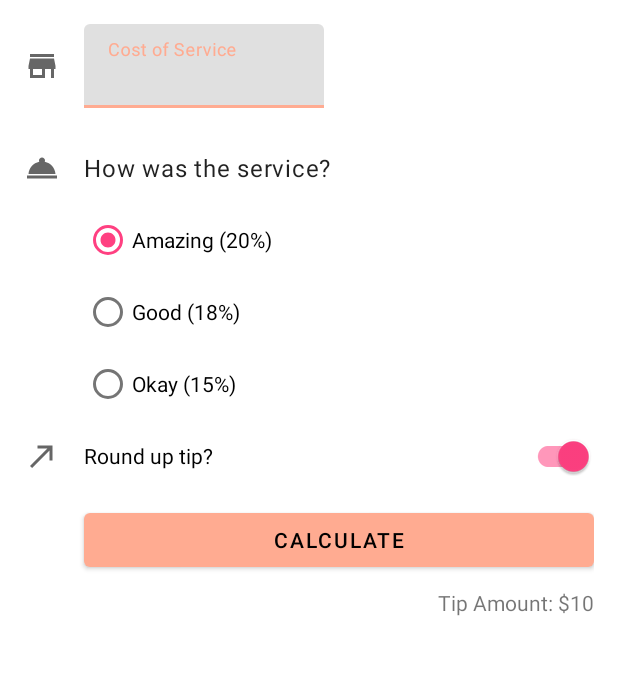
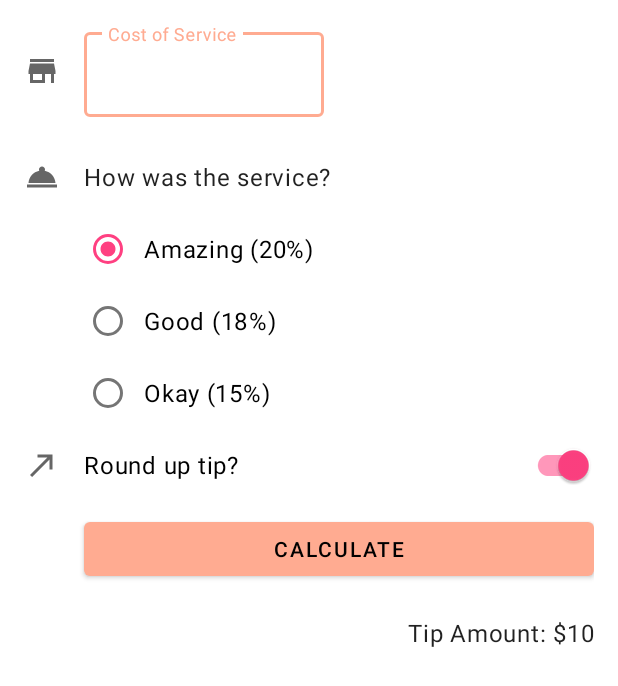
Before and after one commit to Deep3543/TipTime, an Android app: the layout activity_main.xml on its own in the app's theme, with its tools: preview values and no code run, on a phone screen of 412 x 824 dp. Shown: the top 686 px of the screen. Run offline under Robolectric (Android 15) with nearby library versions, the phone set to English and light mode, and no system bars.

Commit message:
Added following: - Created Styles for RadioButton and Switches - Created dimens.xml file to set minHeight attribute - Applied style changes to themes.xml for both night and light themes

```diff
--- a/app/src/main/res/layout/activity_main.xml
+++ b/app/src/main/res/layout/activity_main.xml
@@ -128,6 +128,7 @@
 <!--    Tip Result TextView -->
     <TextView
         android:id="@+id/tip_result"
+        style="@style/Widget.TipTime.TextView"
         android:layout_width="wrap_content"
         android:layout_height="wrap_content"
         tools:text="Tip Amount: $10"
--- a/app/src/main/res/values-night/themes.xml
+++ b/app/src/main/res/values-night/themes.xml
@@ -12,5 +12,11 @@
         <!-- Status bar color. -->
         <item name="android:statusBarColor" tools:targetApi="l">?attr/colorPrimaryVariant</item>
         <!-- Customize your theme here. -->
+        <!-- TextInput Style -->
+        <item name="textInputStyle">@style/Widget.MaterialComponents.TextInputLayout.OutlinedBox</item>
+        <!-- Radio Button Style -->
+        <item name="radioButtonStyle">@style/Widget.TipTime.CompoundButton.RadioButton</item>
+        <!-- Switch Style -->
+        <item name="switchStyle">@style/Widget.TipTime.CompoundButton.Switch</item>
     </style>
 </resources>
--- /dev/null
+++ b/app/src/main/res/values/dimens.xml
@@ -0,0 +1,4 @@
+<?xml version="1.0" encoding="utf-8"?>
+<resources>
+    <dimen name="min_text_height">48dp</dimen>
+</resources>
--- a/app/src/main/res/values/styles.xml
+++ b/app/src/main/res/values/styles.xml
@@ -1,8 +1,22 @@
 <?xml version="1.0" encoding="utf-8"?>
 <resources>
+<!--    TextView Style-->
     <style name="Widget.TipTime.TextView" parent="Widget.MaterialComponents.TextView">
-        <item name="android:minHeight">48dp</item>
+        <item name="android:minHeight">@dimen/min_text_height</item>
         <item name="android:gravity">center_vertical</item>
         <item name="android:textAppearance">?attr/textAppearanceBody1</item>
     </style>
+
+<!--    Switch Style-->
+    <style name="Widget.TipTime.CompoundButton.Switch" parent="Widget.MaterialComponents.CompoundButton.Switch">
+        <item name="android:minHeight">@dimen/min_text_height</item>
+        <item name="android:gravity">center_vertical</item>
+        <item name="android:textAppearance">?attr/textAppearanceBody1</item>
+    </style>
+
+<!--    RadioButton Style-->
+    <style name="Widget.TipTime.CompoundButton.RadioButton" parent="Widget.MaterialComponents.CompoundButton.RadioButton">
+        <item name="android:paddingStart">8dp</item>
+        <item name="android:textAppearance">?attr/textAppearanceBody1</item>
+    </style>
 </resources>
--- a/app/src/main/res/values/themes.xml
+++ b/app/src/main/res/values/themes.xml
@@ -12,5 +12,11 @@
         <!-- Status bar color. -->
         <item name="android:statusBarColor" tools:targetApi="l">?attr/colorPrimaryVariant</item>
         <!-- Customize your theme here. -->
+        <!-- TextInput Style -->
+        <item name="textInputStyle">@style/Widget.MaterialComponents.TextInputLayout.OutlinedBox</item>
+        <!-- Radio Button Style -->
+        <item name="radioButtonStyle">@style/Widget.TipTime.CompoundButton.RadioButton</item>
+        <!-- Switch Style -->
+        <item name="switchStyle">@style/Widget.TipTime.CompoundButton.Switch</item>
     </style>
 </resources>
```
